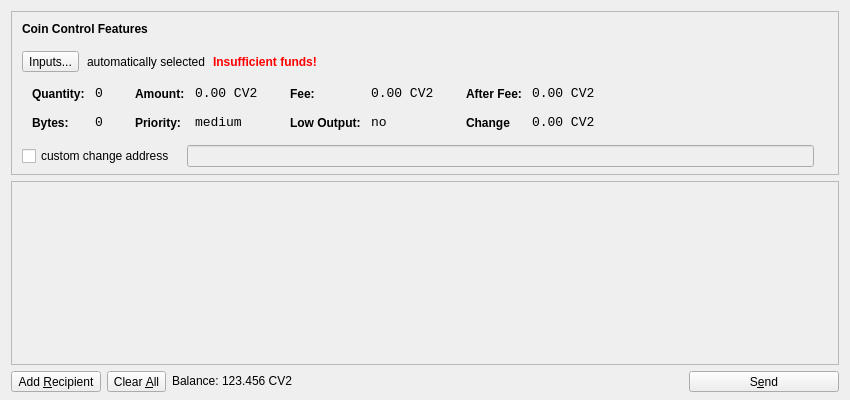
This is src/qt/forms/sendcoinsdialog.ui in CoinWayne/test9 as Qt 5 draws it before an edit. The edited form follows.
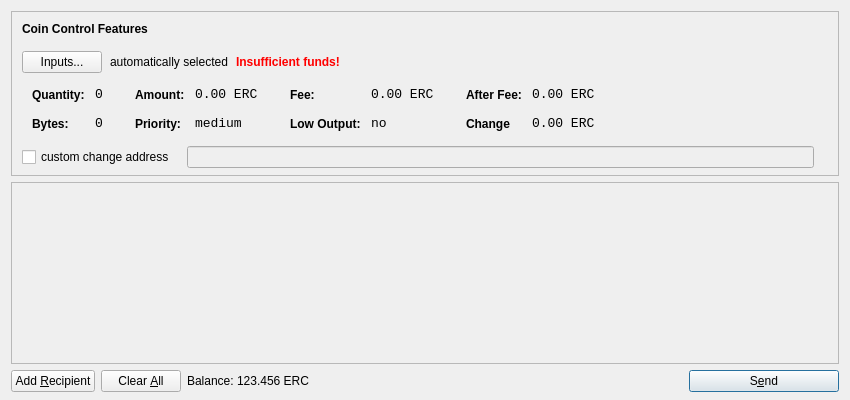
This is the edited form. Icons and pictures are not drawn.

Patch:
```diff
--- a/src/qt/forms/sendcoinsdialog.ui
+++ b/src/qt/forms/sendcoinsdialog.ui
@@ -39,7 +39,7 @@
      </property>
      <layout class="QVBoxLayout" name="verticalLayoutCoinControl2">
       <property name="spacing">
-       <number>6</number>
+       <number>-1</number>
       </property>
       <property name="leftMargin">
        <number>0</number>
@@ -102,13 +102,13 @@
            <number>10</number>
           </property>
           <item>
-           <widget class="QToolButton" name="toolButtonCoinControl">
+           <widget class="QPushButton" name="pushButtonCoinControl">
+            <property name="styleSheet">
+             <string notr="true"/>
+            </property>
             <property name="text">
              <string>Inputs...</string>
             </property>
-            <property name="toolButtonStyle">
-             <enum>Qt::ToolButtonTextOnly</enum>
-            </property>
            </widget>
           </item>
           <item>
@@ -330,7 +330,7 @@
                   <enum>Qt::ActionsContextMenu</enum>
                  </property>
                  <property name="text">
-                  <string>0.00 CV2</string>
+                  <string>0.00 ERC</string>
                  </property>
                  <property name="textInteractionFlags">
                   <set>Qt::LinksAccessibleByMouse|Qt::TextSelectableByKeyboard|Qt::TextSelectableByMouse</set>
@@ -416,7 +416,7 @@
                   <enum>Qt::ActionsContextMenu</enum>
                  </property>
                  <property name="text">
-                  <string>0.00 CV2</string>
+                  <string>0.00 ERC</string>
                  </property>
                  <property name="textInteractionFlags">
                   <set>Qt::LinksAccessibleByMouse|Qt::TextSelectableByKeyboard|Qt::TextSelectableByMouse</set>
@@ -502,7 +502,7 @@
                   <enum>Qt::ActionsContextMenu</enum>
                  </property>
                  <property name="text">
-                  <string>0.00 CV2</string>
+                  <string>0.00 ERC</string>
                  </property>
                  <property name="textInteractionFlags">
                   <set>Qt::LinksAccessibleByMouse|Qt::TextSelectableByKeyboard|Qt::TextSelectableByMouse</set>
@@ -534,7 +534,7 @@
                   <enum>Qt::ActionsContextMenu</enum>
                  </property>
                  <property name="text">
-                  <string>0.00 CV2</string>
+                  <string>0.00 ERC</string>
                  </property>
                  <property name="textInteractionFlags">
                   <set>Qt::LinksAccessibleByMouse|Qt::TextSelectableByKeyboard|Qt::TextSelectableByMouse</set>
@@ -626,9 +626,6 @@
    </item>
    <item>
     <widget class="QScrollArea" name="scrollArea">
-     <property name="frameShadow">
-      <enum>QFrame::Sunken</enum>
-     </property>
      <property name="widgetResizable">
       <bool>true</bool>
      </property>
@@ -638,12 +635,9 @@
         <x>0</x>
         <y>0</y>
         <width>830</width>
-        <height>154</height>
+        <height>165</height>
        </rect>
       </property>
-      <property name="styleSheet">
-       <string notr="true"/>
-      </property>
       <layout class="QVBoxLayout" name="verticalLayout_2">
        <property name="leftMargin">
         <number>0</number>
@@ -684,20 +678,46 @@
    <item>
     <layout class="QHBoxLayout" name="horizontalLayout">
      <item>
-      <widget class="QToolButton" name="addButton">
+      <widget class="QPushButton" name="addButton">
+       <property name="toolTip">
+        <string>Send to multiple recipients at once</string>
+       </property>
        <property name="text">
         <string>Add &amp;Recipient</string>
        </property>
-       <property name="toolButtonStyle">
-        <enum>Qt::ToolButtonTextBesideIcon</enum>
+       <property name="icon">
+        <iconset resource="../bitcoin.qrc">
+         <normaloff>:/icons/add</normaloff>:/icons/add</iconset>
+       </property>
+       <property name="autoDefault">
+        <bool>false</bool>
        </property>
       </widget>
      </item>
      <item>
-      <widget class="QToolButton" name="clearButton">
+      <widget class="QPushButton" name="clearButton">
+       <property name="sizePolicy">
+        <sizepolicy hsizetype="Minimum" vsizetype="Fixed">
+         <horstretch>0</horstretch>
+         <verstretch>0</verstretch>
+        </sizepolicy>
+       </property>
+       <property name="toolTip">
+        <string>Remove all transaction fields</string>
+       </property>
        <property name="text">
         <string>Clear &amp;All</string>
        </property>
+       <property name="icon">
+        <iconset resource="../bitcoin.qrc">
+         <normaloff>:/icons/remove</normaloff>:/icons/remove</iconset>
+       </property>
+       <property name="autoRepeatDelay">
+        <number>300</number>
+       </property>
+       <property name="autoDefault">
+        <bool>false</bool>
+       </property>
       </widget>
      </item>
      <item>
@@ -730,7 +750,7 @@
           <cursorShape>IBeamCursor</cursorShape>
          </property>
          <property name="text">
-          <string>123.456 CV2</string>
+          <string>123.456 ERC</string>
          </property>
          <property name="textInteractionFlags">
           <set>Qt::LinksAccessibleByMouse|Qt::TextSelectableByKeyboard|Qt::TextSelectableByMouse</set>
@@ -753,7 +773,7 @@
       </spacer>
      </item>
      <item>
-      <widget class="QToolButton" name="sendButton">
+      <widget class="QPushButton" name="sendButton">
        <property name="minimumSize">
         <size>
          <width>150</width>
@@ -770,8 +790,8 @@
         <iconset resource="../../../../../coins/LEOcoin/src/qt/bitcoin.qrc">
          <normaloff>:/icons/send</normaloff>:/icons/send</iconset>
        </property>
-       <property name="toolButtonStyle">
-        <enum>Qt::ToolButtonTextBesideIcon</enum>
+       <property name="default">
+        <bool>true</bool>
        </property>
       </widget>
      </item>
```
Left out of the diff: 28 changed lines with no effect on the pictures.
